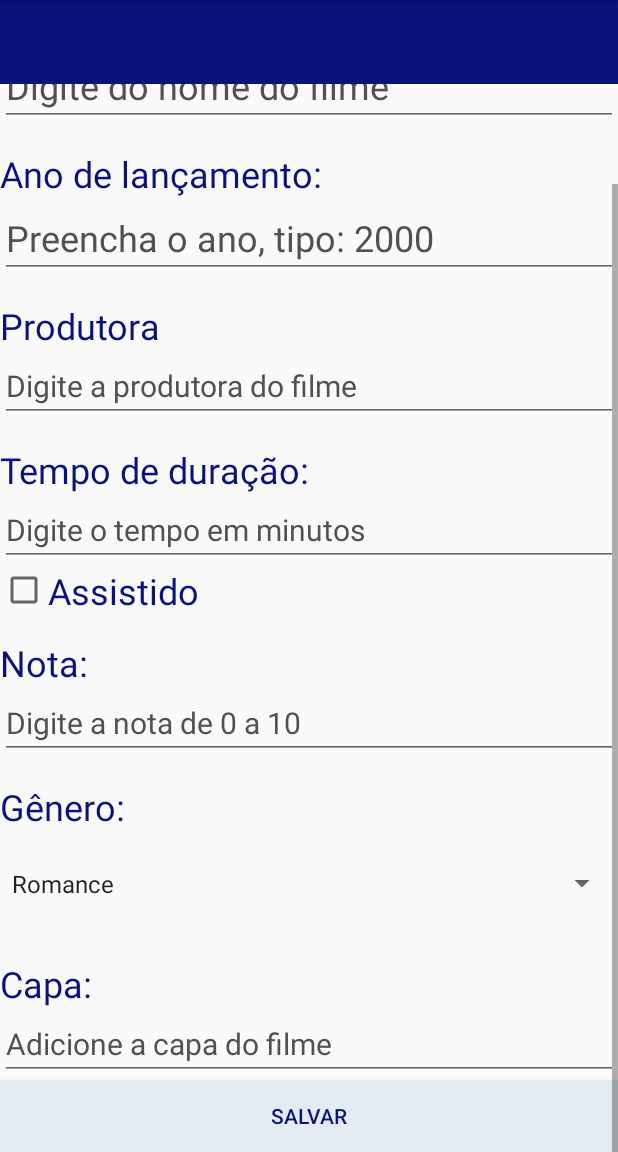
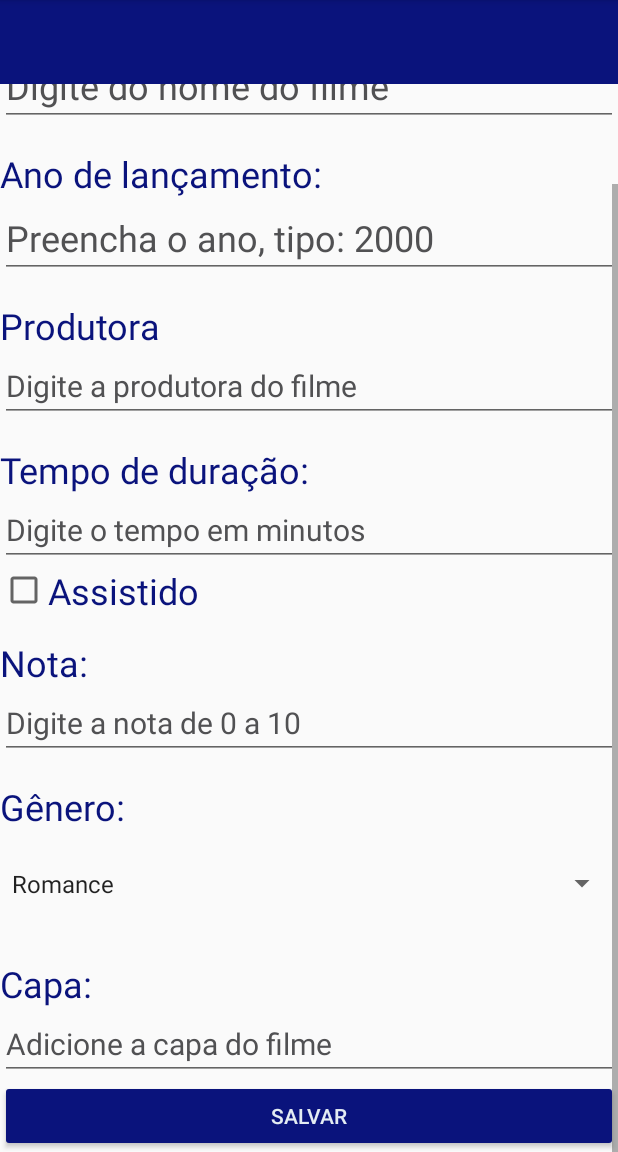
Before and after one commit to erikaaraissaqwe/MoviesManager, an Android app: the RegisterMovieFragment screen opened through its navigation route, scrolled down 73 dp, on a phone screen of 412 x 824 dp, the part 84-1236 px from its top. Run offline under Robolectric (Android 15) with nearby library versions, the phone set to English and light mode, and no system bars; our stand-ins replace Room's generated code; 1 statement that could not run was skipped.

Commit message:
Modificando a instancia do viewmodel e arrumando alguns detalhes.

```diff
--- a/app/src/main/java/br/edu/ifsp/scl/moviesmanager/controller/MovieViewModel.kt
+++ b/app/src/main/java/br/edu/ifsp/scl/moviesmanager/controller/MovieViewModel.kt
@@ -3,6 +3,10 @@ package br.edu.ifsp.scl.moviesmanager.controller
 import android.app.Application
 import androidx.lifecycle.AndroidViewModel
 import androidx.lifecycle.MutableLiveData
+import androidx.lifecycle.ViewModel
+import androidx.lifecycle.ViewModelProvider
+import androidx.lifecycle.ViewModelProvider.AndroidViewModelFactory.Companion.APPLICATION_KEY
+import androidx.lifecycle.viewmodel.CreationExtras
 import br.edu.ifsp.scl.moviesmanager.model.database.MovieDatabase
 import br.edu.ifsp.scl.moviesmanager.model.entity.Movie
 import kotlinx.coroutines.CoroutineScope
@@ -59,4 +63,17 @@ class MovieViewModel(application: Application): AndroidViewModel(application) {
         }
     }
 
+    companion object {
+        val MovieViewModelFactory = object : ViewModelProvider.Factory {
+            override fun <T : ViewModel> create(
+                modelClass: Class<T>,
+                extras: CreationExtras
+            ): T {
+                val application = checkNotNull(extras[APPLICATION_KEY])
+
+                return  MovieViewModel(application) as T
+            }
+        }
+    }
+
 }
--- a/app/src/main/java/br/edu/ifsp/scl/moviesmanager/view/ListMovieFragment.kt
+++ b/app/src/main/java/br/edu/ifsp/scl/moviesmanager/view/ListMovieFragment.kt
@@ -11,8 +11,8 @@ import android.view.ViewGroup
 import androidx.appcompat.app.AppCompatActivity
 import androidx.core.view.MenuHost
 import androidx.core.view.MenuProvider
+import androidx.fragment.app.viewModels
 import androidx.lifecycle.Lifecycle
-import androidx.lifecycle.ViewModelProvider
 import androidx.navigation.NavController
 import androidx.navigation.fragment.findNavController
 import androidx.recyclerview.widget.LinearLayoutManager
@@ -27,10 +27,12 @@ class ListMovieFragment : Fragment(){
 
     private lateinit var fragmentListMovieBinding: FragmentListMovieBinding
 
-    lateinit var viewModel: MovieViewModel
 
     private val movieList: MutableList<Movie> = mutableListOf()
 
+    private val viewModel: MovieViewModel by viewModels {
+        MovieViewModel.MovieViewModelFactory
+    }
 
     private val movieAdapter: MovieAdapter by lazy{
         MovieAdapter(movieList)
@@ -39,8 +41,6 @@ class ListMovieFragment : Fragment(){
     private val navController: NavController by lazy {
         findNavController()
     }
-
-
 
     override fun onCreateView(
         inflater: LayoutInflater, container: ViewGroup?,
@@ -65,13 +65,11 @@ class ListMovieFragment : Fragment(){
     override fun onViewCreated(view: View, savedInstanceState: Bundle?) {
         super.onViewCreated(view, savedInstanceState)
 
-        viewModel = ViewModelProvider(this)[MovieViewModel::class.java]
-
         updateMovieList()
 
         setListenerDetailsMovieView()
 
-        inicializeMenu()
+        initializeMenu()
     }
 
     private fun setListenerDetailsMovieView() {
@@ -97,14 +95,13 @@ class ListMovieFragment : Fragment(){
             movieList.clear()
             movies.forEachIndexed { index, movie ->
                 movieList.add(movie)
-                movieAdapter.notifyItemChanged(index)
             }
             movies.let {
                 this.movieAdapter.notifyDataSetChanged()
             }
         }
 
-        when (type){
+        when (type) {
             "orderByName" -> {
                 viewModel.getMoviesOrderByName()
             }
@@ -113,10 +110,9 @@ class ListMovieFragment : Fragment(){
             }
             else -> viewModel.getMovies()
         }
-
     }
 
-    private fun inicializeMenu() {
+    private fun initializeMenu() {
         val menuHost: MenuHost = requireActivity()
         menuHost.addMenuProvider(object : MenuProvider {
             override fun onCreateMenu(menu: Menu, menuInflater: MenuInflater) {
--- a/app/src/main/res/layout/common_layout.xml
+++ b/app/src/main/res/layout/common_layout.xml
@@ -188,9 +188,9 @@
             android:layout_width="match_parent"
             android:layout_height="wrap_content"
             android:gravity="center"
-            android:background="@color/secondary"
+            android:backgroundTint="@color/primary"
             android:text="@string/save"
-            android:textColor="@color/primary" />
+            android:textColor="@color/secondary" />
 
     </LinearLayout>
 </ScrollView>
--- a/app/src/main/res/layout/tile_movie.xml
+++ b/app/src/main/res/layout/tile_movie.xml
@@ -40,7 +40,7 @@
                         android:text="@string/name"
                         android:layout_marginTop="4dp"
                         android:textColor="@color/primary"
-                        android:textSize="30sp" />
+                        android:textSize="26sp" />
 
                     <TextView
                         android:id="@+id/watchedTv"
@@ -49,7 +49,7 @@
                         android:layout_marginTop="4dp"
                         android:text="@string/watchedTile"
                         android:textColor="@color/primary"
-                        android:textSize="22sp" />
+                        android:textSize="18sp" />
 
                     <TextView
                         android:id="@+id/generoTv"
@@ -67,7 +67,7 @@
                         android:layout_marginTop="4dp"
                         android:text="@string/startsTile"
                         android:textColor="@color/primary"
-                        android:textSize="16sp" />
+                        android:textSize="15sp" />
                 </LinearLayout>
             </LinearLayout>
         </RelativeLayout>
```
